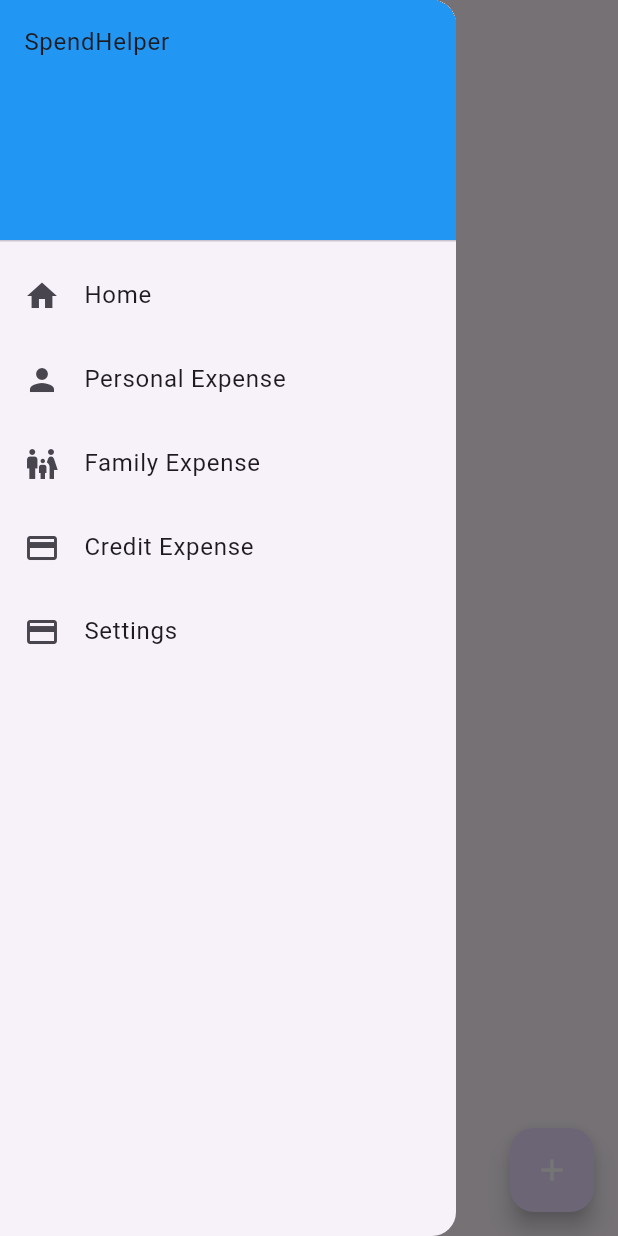
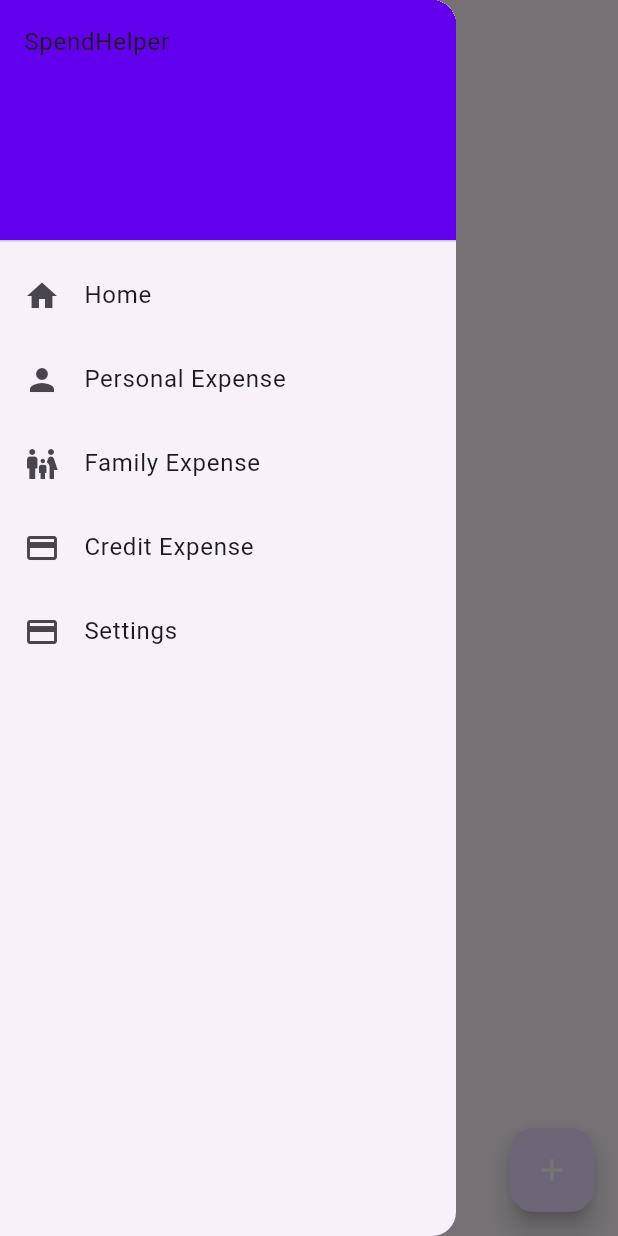
Before and after one commit to rishabjasrotia/SpendHelper, a Flutter app: the SettingPage screen opened by its route, with the side drawer open, on a phone screen of 412 x 824 dp. Run offline on Flutter 3.47's test engine with Material 3 defaults, Android fonts, the light colour scheme and no system bars; our stand-ins replace carousel_slider, flutter_dotenv, googleapis_auth, sqflite, sqflite_common_ffi, sqflite_common_ffi_web; missing offline and left inert: googleapis; accounts and stored records are empty; statements that could not run were skipped.

Commit message:
Update mydrawer.dart

```diff
--- a/lib/drawer/mydrawer.dart
+++ b/lib/drawer/mydrawer.dart
@@ -14,7 +14,7 @@ class MyDrawer extends StatelessWidget {
         children: [
           const DrawerHeader(
             decoration: BoxDecoration(
-              color: Colors.blue,
+              color: Color(0xFF6200EE),
             ),
             child: Text('SpendHelper'),
           ),
```
